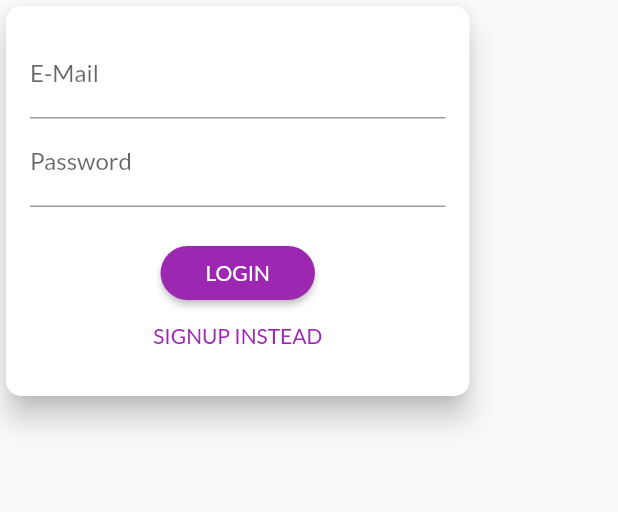
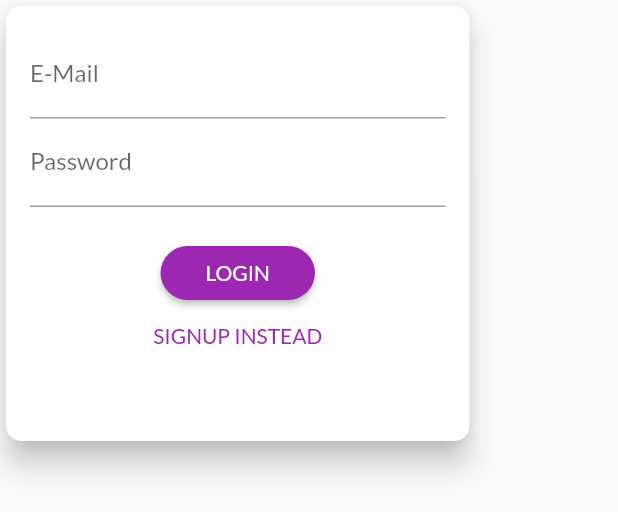
Before and after one commit to kaings-flutter/flutter_proj7, a Flutter app: the AuthCard widget shown alone on an empty page, opened directly, on a phone screen of 412 x 824 dp. Shown: the top 512 px of the screen. Run offline on Flutter 3.47's test engine with Material 2 defaults, Android fonts, the phone set to English and light mode, and no system bars; network calls fail.

Commit message:
adjust height

```diff
--- a/lib/screens/auth_screen.dart
+++ b/lib/screens/auth_screen.dart
@@ -139,7 +139,7 @@ class _AuthCardState extends State<AuthCard> {
       ),
       elevation: 8.0,
       child: Container(
-        height: _authMode == AuthMode.Signup ? 320 : 260,
+        height: _authMode == AuthMode.Signup ? 350 : 290,
         constraints:
             BoxConstraints(minHeight: _authMode == AuthMode.Signup ? 320 : 260),
         width: deviceSize.width * 0.75,
```
